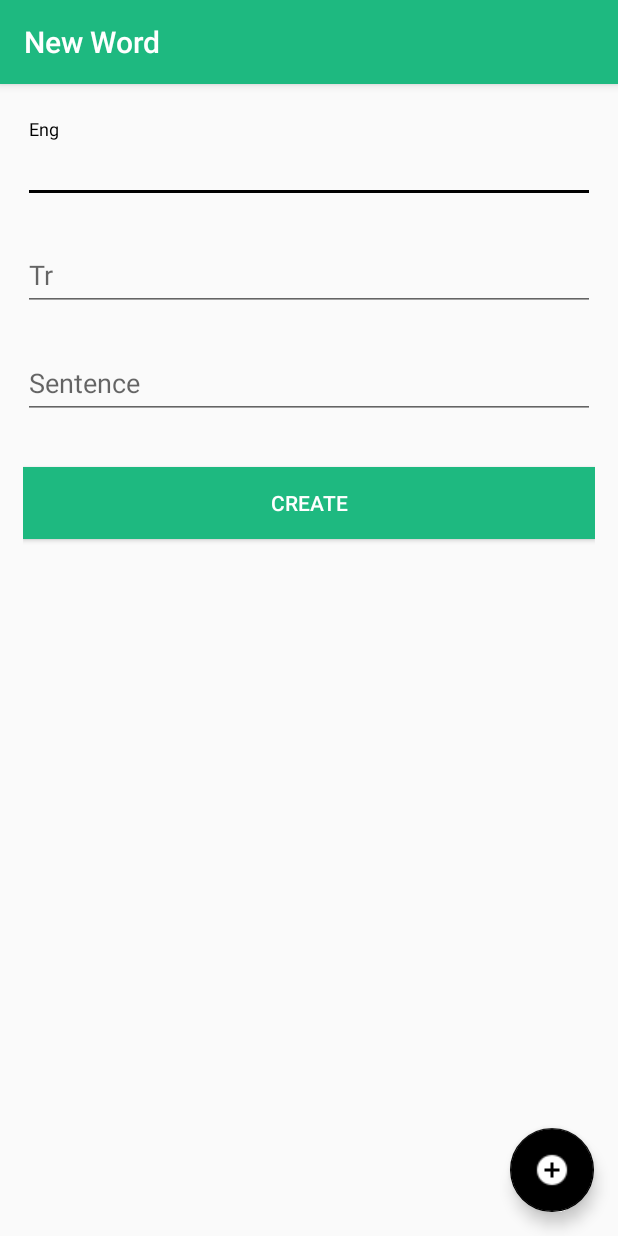
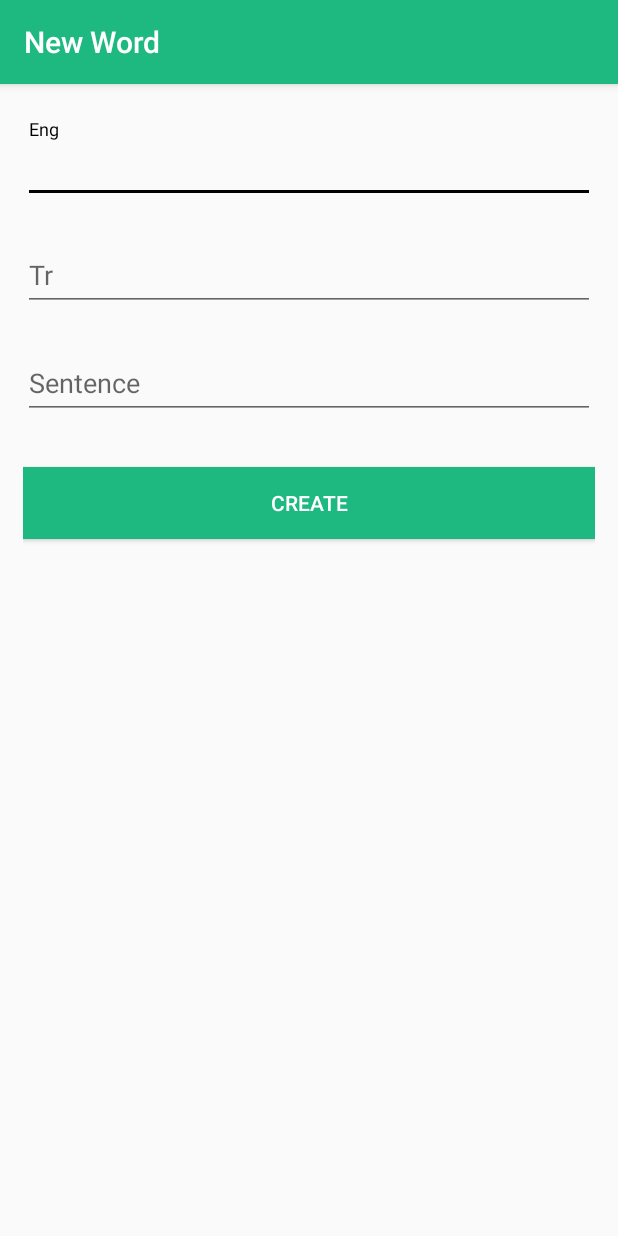
Before and after one commit to ssengel/WordPoolAndroidApp, an Android app: the MainActivity screen opened directly, with no data from a screen before it, after a tap on "Create Word", on a phone screen of 412 x 824 dp. Run offline under Robolectric (Android 15) with nearby library versions, the phone set to English and light mode, and no system bars; our stand-ins replace Volley; network calls fail; 1 other tap on this screen came first.

Commit message:
add search word attibute

```diff
--- a/app/src/main/java/com/ssengel/wordpool/CreateWordActivity.java
+++ b/app/src/main/java/com/ssengel/wordpool/CreateWordActivity.java
@@ -68,14 +68,14 @@ public class CreateWordActivity extends AppCompatActivity {
         init();
         initListeners();
 
-        FloatingActionButton fab = (FloatingActionButton) findViewById(R.id.fab);
-        fab.setOnClickListener(new View.OnClickListener() {
-            @Override
-            public void onClick(View view) {
-                Snackbar.make(view, "Replace with your own action", Snackbar.LENGTH_LONG)
-                        .setAction("Action", null).show();
-            }
-        });
+//        FloatingActionButton fab = (FloatingActionButton) findViewById(R.id.fab);
+//        fab.setOnClickListener(new View.OnClickListener() {
+//            @Override
+//            public void onClick(View view) {
+//                Snackbar.make(view, "Replace with your own action", Snackbar.LENGTH_LONG)
+//                        .setAction("Action", null).show();
+//            }
+//        });
     }
 
 }
--- a/app/src/main/java/com/ssengel/wordpool/MainActivity.java
+++ b/app/src/main/java/com/ssengel/wordpool/MainActivity.java
@@ -1,22 +1,18 @@
 package com.ssengel.wordpool;
 
-import android.content.DialogInterface;
-import android.content.Intent;
 import android.os.Bundle;
 import android.support.annotation.NonNull;
 import android.support.design.widget.BottomNavigationView;
 import android.support.design.widget.CoordinatorLayout;
 import android.support.v4.app.Fragment;
 import android.support.v4.app.FragmentTransaction;
-import android.support.v7.app.AlertDialog;
 import android.support.v7.app.AppCompatActivity;
 import android.support.v7.widget.Toolbar;
-import android.view.Menu;
 import android.view.MenuItem;
+import android.widget.LinearLayout;
 
 import com.ssengel.wordpool.helper.BottomNavigationBehavior;
 
-import java.util.logging.Logger;
 
 public class MainActivity extends AppCompatActivity {
 
@@ -33,11 +29,13 @@ public class MainActivity extends AppCompatActivity {
         BottomNavigationView navigation = (BottomNavigationView) findViewById(R.id.navigation);
         navigation.setOnNavigationItemSelectedListener(mOnNavigationItemSelectedListener);
 
+
         CoordinatorLayout.LayoutParams layoutParams = (CoordinatorLayout.LayoutParams) navigation.getLayoutParams();
         layoutParams.setBehavior(new BottomNavigationBehavior());
 
-        toolbar.setTitle("Pool");
+        getSupportActionBar().setTitle("Pool");
         loadFragment(new PoolFragment());
+
 
     }
 
@@ -74,43 +72,11 @@ public class MainActivity extends AppCompatActivity {
         transaction.commit();
     }
 
-    @Override
-    public boolean onCreateOptionsMenu(Menu menu) {
-        getMenuInflater().inflate(R.menu.menu_main, menu);
-        return true;
-    }
-
-    @Override
-    public boolean onOptionsItemSelected(MenuItem item) {
-        int id = item.getItemId();
-        if (id == R.id.action_createWord) {
-            startActivity(new Intent(this.getApplicationContext(), CreateWordActivity.class));
-        }
-        return super.onOptionsItemSelected(item);
-    }
 
     @Override
     public void onBackPressed() {
-        startActivity(new Intent(getApplicationContext(), LoginActivity.class));
-//        builder.setMessage("Are you sure you want to exit ?")
-//                .setCancelable(false)
-//                .setPositiveButton("Yes",diaOnClickListener)
-//                .setNegativeButton("No", diaOnClickListener);
-//        builder.create().show();
+        moveTaskToBack(true); return;
+
     }
-    //todo > duzenlenmeli
-//    AlertDialog.Builder builder = new AlertDialog.Builder(this);
-//    DialogInterface.OnClickListener diaOnClickListener = new DialogInterface.OnClickListener() {
-//        @Override
-//        public void onClick(DialogInterface dialogInterface, int i) {
-//            switch (i) {
-//                case DialogInterface.BUTTON_POSITIVE:
-//                    startActivity(new Intent(getApplicationContext(), LoginActivity.class));
-//                    break;
-//                case DialogInterface.BUTTON_NEGATIVE:
-//                    break;
-//            }
-//        }
-//    };
 
 }
--- a/app/src/main/java/com/ssengel/wordpool/PoolFragment.java
+++ b/app/src/main/java/com/ssengel/wordpool/PoolFragment.java
@@ -1,10 +1,19 @@
 package com.ssengel.wordpool;
 
+import android.app.SearchManager;
+import android.content.Context;
+import android.content.Intent;
 import android.os.Bundle;
 import android.support.v4.app.Fragment;
+import android.support.v7.widget.DefaultItemAnimator;
 import android.support.v7.widget.LinearLayoutManager;
 import android.support.v7.widget.RecyclerView;
+import android.support.v7.widget.SearchView;
+import android.view.KeyEvent;
 import android.view.LayoutInflater;
+import android.view.Menu;
+import android.view.MenuInflater;
+import android.view.MenuItem;
 import android.view.View;
 import android.view.ViewGroup;
 import android.widget.Toast;
@@ -20,13 +29,16 @@ import java.util.List;
 
 public class PoolFragment extends Fragment {
 
-    private static final String TAG = "MainActivity";
+    private static final String TAG = "PoolFragment";
 
     private RecyclerView recyclerView;
     private WordDAO wordDAO;
     private ArrayList<Word> mWordList;
     private WordListAdapter wordListAdapter;
-    RecyclerView.LayoutManager mLayoutManager;
+    private RecyclerView.LayoutManager mLayoutManager;
+    private SearchView searchView;
+
+
 
     public PoolFragment() {
     }
@@ -46,8 +58,9 @@ public class PoolFragment extends Fragment {
     @Override
     public View onCreateView(LayoutInflater inflater, ViewGroup container, Bundle savedInstanceState) {
 
+        setHasOptionsMenu(true);//update toolbar and menu
+
         View view = inflater.inflate(R.layout.fragment_pool, container, false);
-
         wordDAO = new WordDAO();
         mWordList = new ArrayList<>();
         wordListAdapter = new WordListAdapter(mWordList);
@@ -56,9 +69,47 @@ public class PoolFragment extends Fragment {
         recyclerView = view.findViewById(R.id.wordList);
         recyclerView.setAdapter(wordListAdapter);
         recyclerView.setLayoutManager(mLayoutManager);
+        recyclerView.setItemAnimator(new DefaultItemAnimator());
 
         fetchWords();
         return view;
+    }
+
+    @Override
+    public void onCreateOptionsMenu(Menu menu, MenuInflater inflater) {
+        inflater.inflate(R.menu.menu_pool, menu);
+
+        SearchManager searchManager = (SearchManager) getActivity().getSystemService(Context.SEARCH_SERVICE);
+        searchView = (SearchView) menu.findItem(R.id.action_search).getActionView();
+        searchView.setSearchableInfo(searchManager.getSearchableInfo(getActivity().getComponentName()));
+        searchView.setMaxWidth(Integer.MAX_VALUE);
+
+        // listening to search query text change
+        searchView.setOnQueryTextListener(new SearchView.OnQueryTextListener() {
+            @Override
+            public boolean onQueryTextSubmit(String query) {
+                // filter recycler view when query submitted
+                wordListAdapter.getFilter().filter(query);
+                return false;
+            }
+
+            @Override
+            public boolean onQueryTextChange(String query) {
+                // filter recycler view when text is changed
+                wordListAdapter.getFilter().filter(query);
+                return false;
+            }
+        });
+    }
+
+    @Override
+    public boolean onOptionsItemSelected(MenuItem item) {
+        int id = item.getItemId();
+        if (id == R.id.action_createWord) {
+            startActivity(new Intent(getContext(), CreateWordActivity.class));
+        }
+
+        return super.onOptionsItemSelected(item);
     }
 
     private void fetchWords() {
--- a/app/src/main/java/com/ssengel/wordpool/helper/BottomNavigationBehavior.java
+++ b/app/src/main/java/com/ssengel/wordpool/helper/BottomNavigationBehavior.java
@@ -7,6 +7,7 @@ import android.support.v4.view.ViewCompat;
 import android.util.AttributeSet;
 import android.view.View;
 import android.widget.FrameLayout;
+import android.widget.LinearLayout;
 
 public class BottomNavigationBehavior extends CoordinatorLayout.Behavior<BottomNavigationView> {
     public BottomNavigationBehavior() {
--- a/app/src/main/res/layout/activity_create_word.xml
+++ b/app/src/main/res/layout/activity_create_word.xml
@@ -23,12 +23,12 @@
 
     <include layout="@layout/content_create_word" />
 
-    <android.support.design.widget.FloatingActionButton
-        android:id="@+id/fab"
-        android:layout_width="wrap_content"
-        android:layout_height="wrap_content"
-        android:layout_gravity="bottom|end"
-        android:layout_margin="@dimen/fab_margin"
-        app:srcCompat="@drawable/ic_create_white_24dp" />
+    <!--<android.support.design.widget.FloatingActionButton-->
+        <!--android:id="@+id/fab"-->
+        <!--android:layout_width="wrap_content"-->
+        <!--android:layout_height="wrap_content"-->
+        <!--android:layout_gravity="bottom|end"-->
+        <!--android:layout_margin="@dimen/fab_margin"-->
+        <!--app:srcCompat="@drawable/ic_create_white_24dp" />-->
 
 </android.support.design.widget.CoordinatorLayout>
--- a/app/src/main/res/layout/activity_main.xml
+++ b/app/src/main/res/layout/activity_main.xml
@@ -26,6 +26,7 @@
         android:layout_height="match_parent"
         app:layout_behavior="@string/appbar_scrolling_view_behavior" />
 
+
     <android.support.design.widget.BottomNavigationView
         android:id="@+id/navigation"
         android:layout_width="match_parent"
@@ -39,4 +40,7 @@
         app:menu="@menu/navigation" />
 
 
+
+
+
 </android.support.design.widget.CoordinatorLayout>
--- /dev/null
+++ b/app/src/main/res/menu/menu_pool.xml
@@ -0,0 +1,28 @@
+<?xml version="1.0" encoding="utf-8"?>
+<menu xmlns:android="http://schemas.android.com/apk/res/android"
+    xmlns:app="http://schemas.android.com/apk/res-auto"
+    xmlns:tools="http://schemas.android.com/tools"
+    tools:context="com.ssengel.wordpool.MainActivity">
+
+    <item
+        android:id="@+id/action_settings"
+        android:orderInCategory="100"
+        android:title="@string/action_settings"
+        app:showAsAction="never" />
+
+    <item
+        android:id="@+id/action_createWord"
+        android:title="Create Word"
+        android:orderInCategory="300"
+        android:icon="@drawable/ic_create_white_24dp"
+        app:showAsAction="ifRoom"/>
+
+    <item
+        android:id="@+id/action_search"
+        android:icon="@android:drawable/ic_menu_search"
+        android:orderInCategory="100"
+        android:title="@string/action_search"
+        app:showAsAction="collapseActionView|ifRoom"
+        app:actionViewClass="android.support.v7.widget.SearchView" />
+
+</menu>
--- a/app/src/main/res/values/strings.xml
+++ b/app/src/main/res/values/strings.xml
@@ -1,6 +1,8 @@
 <resources>
     <string name="app_name">WordPool</string>
     <string name="action_settings">Settings</string>
+    <string name="action_search">Search</string>
+    <string name="search_hint">Type name…</string>
     <string name="title_pool">Pool</string>
     <string name="title_random">Random</string>
     <string name="title_library">Library</string>
--- /dev/null
+++ b/app/src/main/res/xml/searchable.xml
@@ -0,0 +1,4 @@
+<?xml version="1.0" encoding="utf-8"?>
+<searchable xmlns:android="http://schemas.android.com/apk/res/android"
+    android:hint="@string/search_hint"
+    android:label="@string/app_name" />
```
Also changed, not shown: app/src/main/AndroidManifest.xml (+9 -1 lines), app/src/main/java/com/ssengel/wordpool/adapter/WordListAdapter.java (+47 -6 lines).
